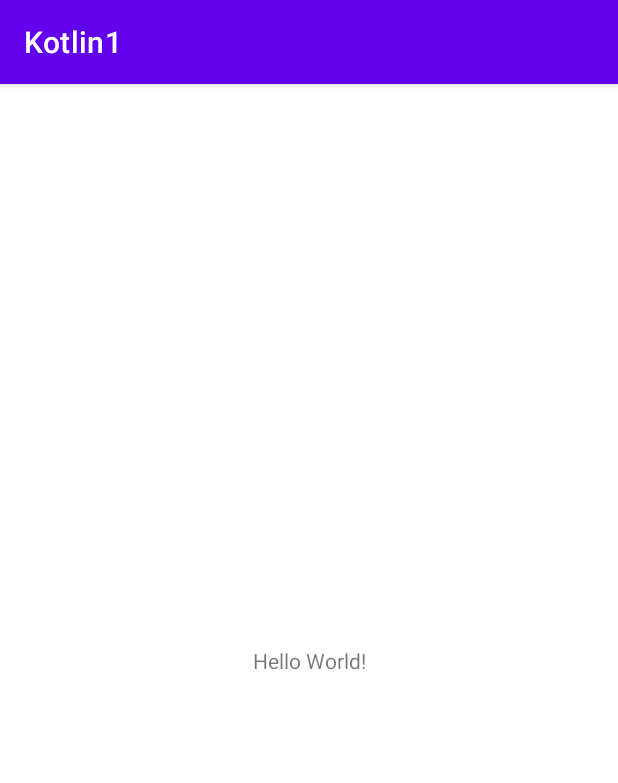
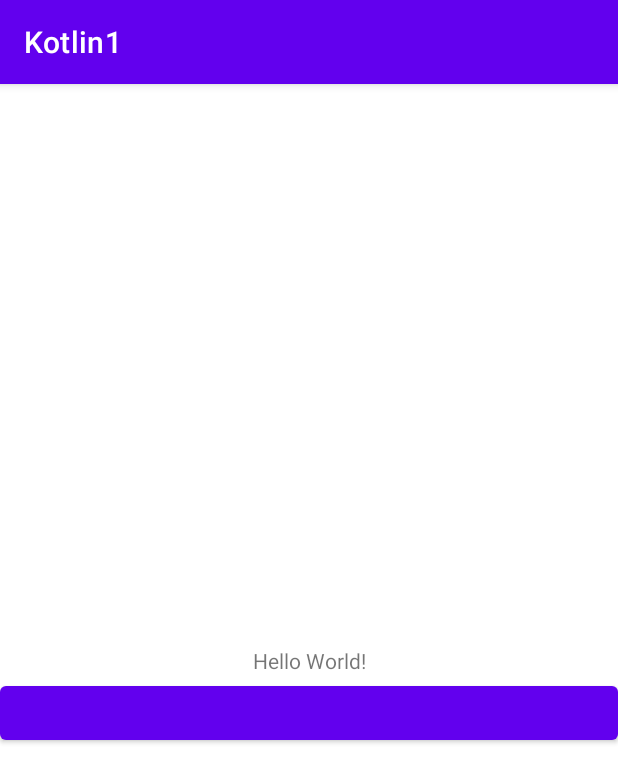
Before and after one commit to awesome66613/Kotlin1, an Android app: the screen it shows after launch (MainActivity), on a phone screen of 412 x 824 dp. Shown: the top 783 px of the screen. Run offline under Robolectric (Android 15) with nearby library versions, the phone set to English and light mode, and no system bars.

Commit message:
HomeWork1

```diff
--- a/app/src/main/java/com/example/kotlin1/MainActivity.kt
+++ b/app/src/main/java/com/example/kotlin1/MainActivity.kt
@@ -1,11 +1,23 @@
 package com.example.kotlin1
 
+import android.content.Intent
 import androidx.appcompat.app.AppCompatActivity
 import android.os.Bundle
+import android.view.View
+import android.widget.Button
 
 class MainActivity : AppCompatActivity() {
     override fun onCreate(savedInstanceState: Bundle?) {
         super.onCreate(savedInstanceState)
         setContentView(R.layout.activity_main)
+        val button = findViewById<Button>(R.id.button_main)
+        button.setOnClickListener {
+            oneClick()
+        }
     }
+    fun oneClick() {
+        val intent = Intent()
+        intent.dataString
+    }
+
 }
--- a/app/src/main/res/layout/activity_main.xml
+++ b/app/src/main/res/layout/activity_main.xml
@@ -7,6 +7,7 @@
     tools:context=".MainActivity">
 
     <TextView
+        android:id="@+id/textView"
         android:layout_width="wrap_content"
         android:layout_height="wrap_content"
         android:text="Hello World!"
@@ -15,4 +16,13 @@
         app:layout_constraintRight_toRightOf="parent"
         app:layout_constraintTop_toTopOf="parent" />
 
+    <Button
+        android:id="@+id/button_main"
+        android:layout_width="match_parent"
+        android:layout_height="wrap_content"
+        android:layout_marginTop="1dp"
+        app:layout_constraintTop_toBottomOf="@+id/textView"
+        tools:layout_editor_absoluteX="42dp" />
+
+
 </androidx.constraintlayout.widget.ConstraintLayout>
```
